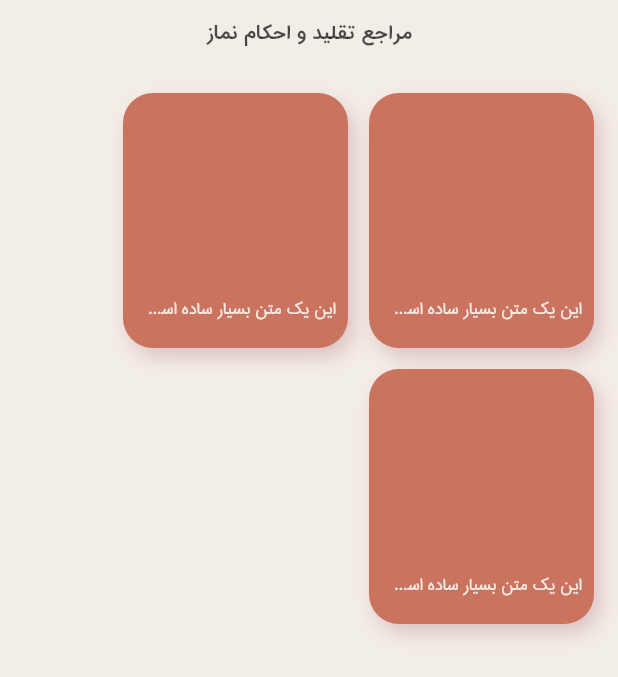
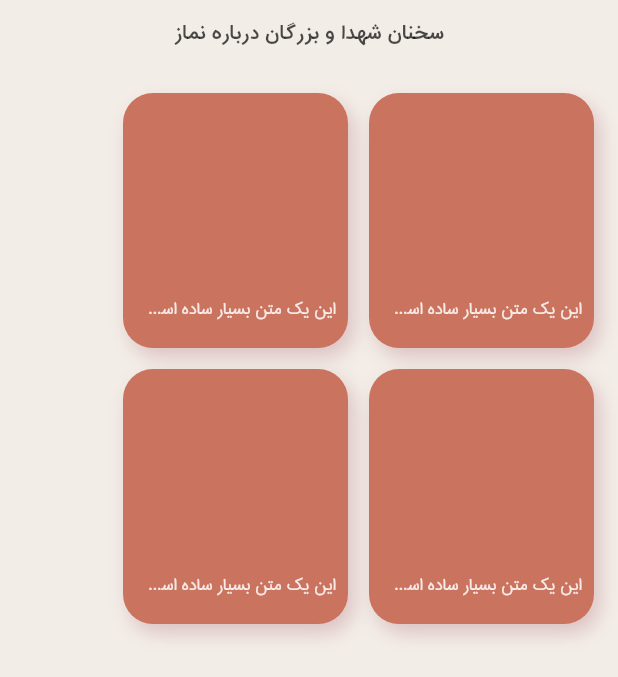
Before and after one commit to yazdanMhmmdi/namaz_app, a Flutter app: the screen it shows after launch, on a phone screen of 412 x 824 dp. Shown: the top 677 px of the screen. Run offline on Flutter 3.47's test engine with Material 2 defaults, Android fonts, the phone set to English and light mode, and no system bars; our stand-ins replace motion_tab_bar, progress_state_button, simple_animations, supercharged.

Commit message:
create shohada screen

```diff
--- a/lib/constants/strings.dart
+++ b/lib/constants/strings.dart
@@ -13,4 +13,5 @@ class Strings {
   static final String homeMore = "بیشتر";
   static final String narratives = "آیات و روایات";
   static final String marjae = "مراجع تقلید و احکام نماز";
+  static final String shohadaBozorgan = "سخنان شهدا و بزرگان درباره نماز";
 }
--- a/lib/presentation/router/app_router.dart
+++ b/lib/presentation/router/app_router.dart
@@ -3,6 +3,7 @@ import 'package:namaz_app/presentation/screen/home_screen.dart';
 import 'package:namaz_app/presentation/screen/intro_screen.dart';
 import 'package:namaz_app/presentation/screen/marjae_screen.dart';
 import 'package:namaz_app/presentation/screen/narratives_screen.dart';
+import 'package:namaz_app/presentation/screen/shohada_screen.dart';
 import 'package:namaz_app/presentation/screen/sign_up_screen.dart';
 import 'package:namaz_app/presentation/screen/videos_screen.dart';
 
@@ -10,7 +11,7 @@ class AppRouter {
   Route onGeneratedRoute(RouteSettings settings) {
     switch (settings.name) {
       case '/':
-        return MaterialPageRoute(builder: (_) => MarjaeScreen());
+        return MaterialPageRoute(builder: (_) => ShohadaScreen());
       case '/sign_up':
         return MaterialPageRoute(builder: (_) => SignUpScreen());
 
--- /dev/null
+++ b/lib/presentation/screen/shohada_screen.dart
@@ -0,0 +1,56 @@
+import 'package:flutter/material.dart';
+import 'package:namaz_app/constants/colors.dart';
+import 'package:namaz_app/constants/strings.dart';
+import 'package:namaz_app/presentation/widget/marjae_large_item.dart';
+import 'package:namaz_app/presentation/widget/shohada_item.dart';
+import 'package:namaz_app/presentation/widget/videos_item.dart';
+
+class ShohadaScreen extends StatelessWidget {
+  @override
+  Widget build(BuildContext context) {
+    return Scaffold(
+      backgroundColor: IColors.lightBrown,
+      body: SafeArea(
+        child: SingleChildScrollView(
+          child: Directionality(
+            textDirection: TextDirection.rtl,
+            child: Column(
+              children: [
+                SizedBox(
+                  height: 16,
+                ),
+                Center(
+                  child: Text(
+                    "${Strings.shohadaBozorgan}",
+                    style: TextStyle(
+                      fontSize: 16,
+                      fontWeight: FontWeight.w700,
+                      color: IColors.black70,
+                    ),
+                  ),
+                ),
+                SizedBox(height: 16),
+                Padding(
+                  padding: const EdgeInsets.symmetric(horizontal: 16),
+                  child: Align(
+                    alignment: Alignment.topRight,
+                    child: Wrap(
+                      crossAxisAlignment: WrapCrossAlignment.end,
+                      textDirection: TextDirection.rtl,
+                      children: [
+                        ShohadaItem(),
+                        ShohadaItem(),
+                        ShohadaItem(),
+                        ShohadaItem(),
+                      ],
+                    ),
+                  ),
+                )
+              ],
+            ),
+          ),
+        ),
+      ),
+    );
+  }
+}
--- /dev/null
+++ b/lib/presentation/widget/shohada_item.dart
@@ -0,0 +1,42 @@
+import 'package:flutter/material.dart';
+import 'package:namaz_app/constants/colors.dart';
+
+class ShohadaItem extends StatelessWidget {
+  @override
+  Widget build(BuildContext context) {
+    return Padding(
+      padding: const EdgeInsets.only(left: 14, top: 14),
+      child: Container(
+        width: 150,
+        height: 170,
+        decoration: BoxDecoration(
+            borderRadius: BorderRadius.circular(20),
+            color: IColors.brown,
+            boxShadow: [
+              BoxShadow(
+                offset: Offset(4, 6),
+                blurRadius: 10,
+                color: IColors.purpleCrimson25,
+              )
+            ]),
+        child: Stack(
+          children: [
+            Align(
+                alignment: Alignment.bottomCenter,
+                child: Padding(
+                  padding: const EdgeInsets.only(bottom: 16, left: 8, right: 8),
+                  child: Text(
+                    "این یک متن بسیار ساده است.سشییشیسشیشسیس",
+                    overflow: TextOverflow.ellipsis,
+                    style: TextStyle(
+                      color: IColors.white85,
+                      fontSize: 14,
+                    ),
+                  ),
+                )),
+          ],
+        ),
+      ),
+    );
+  }
+}
```
